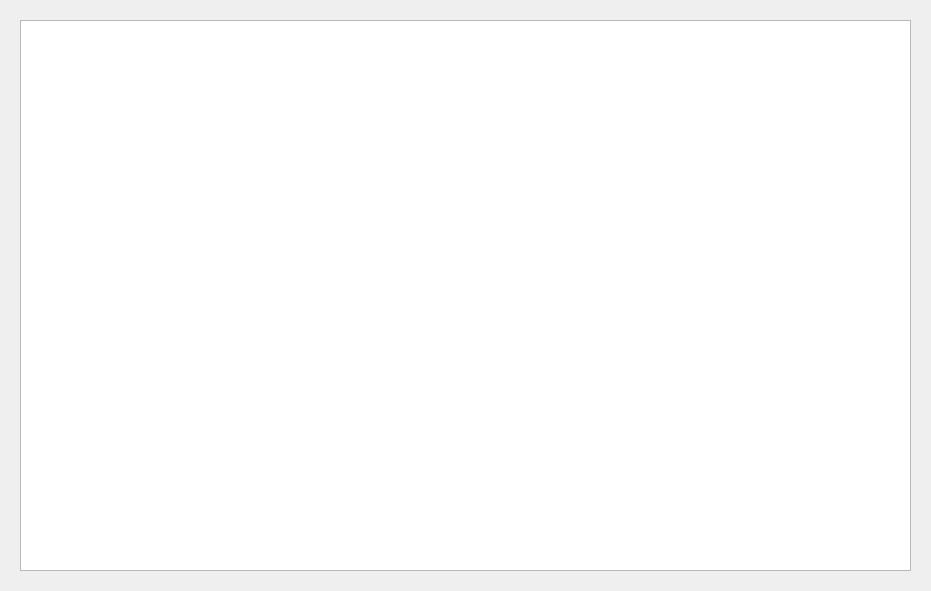
SaymonPoli/BankAccounts, file editclients.ui: the form before one commit.
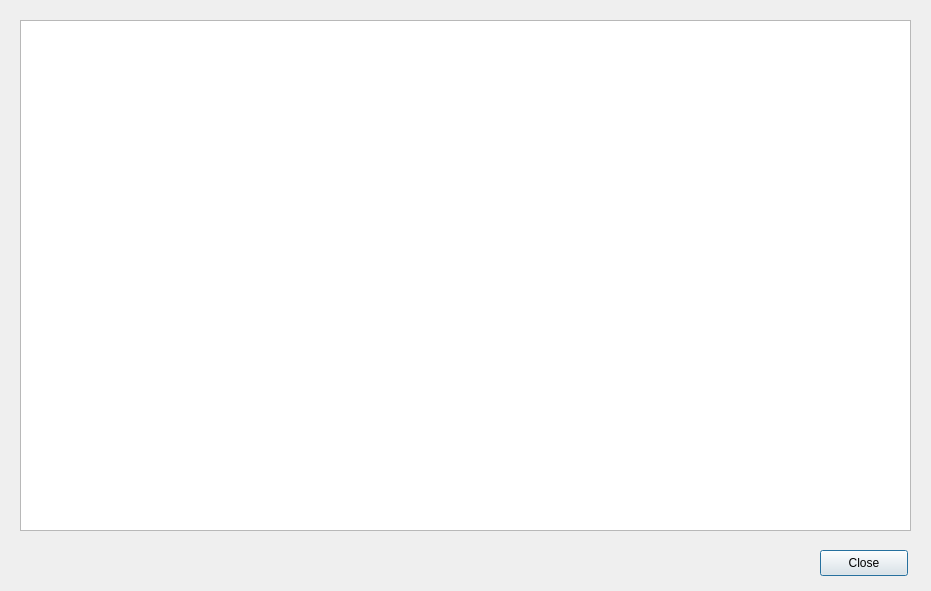
The form after the commit.

What changed in the file:
```diff
--- a/editclients.ui
+++ b/editclients.ui
@@ -19,10 +19,23 @@
      <x>20</x>
      <y>20</y>
      <width>891</width>
-     <height>551</height>
+     <height>511</height>
     </rect>
    </property>
   </widget>
+  <widget class="QPushButton" name="pushButton">
+   <property name="geometry">
+    <rect>
+     <x>820</x>
+     <y>550</y>
+     <width>88</width>
+     <height>26</height>
+    </rect>
+   </property>
+   <property name="text">
+    <string>Close</string>
+   </property>
+  </widget>
  </widget>
  <resources/>
  <connections/>
```
